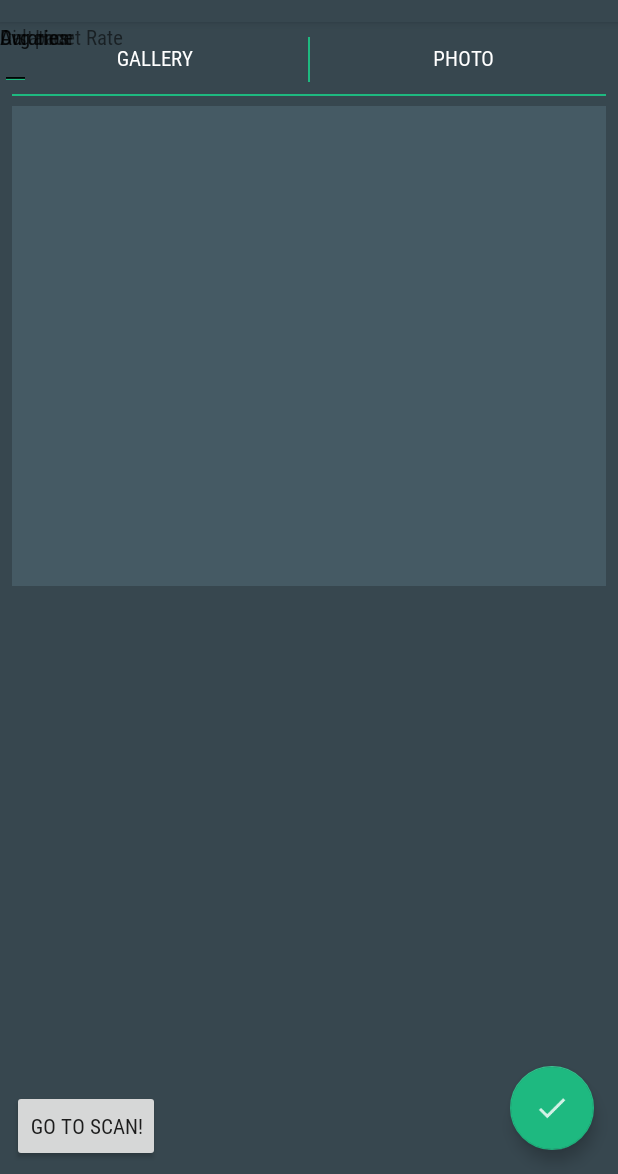
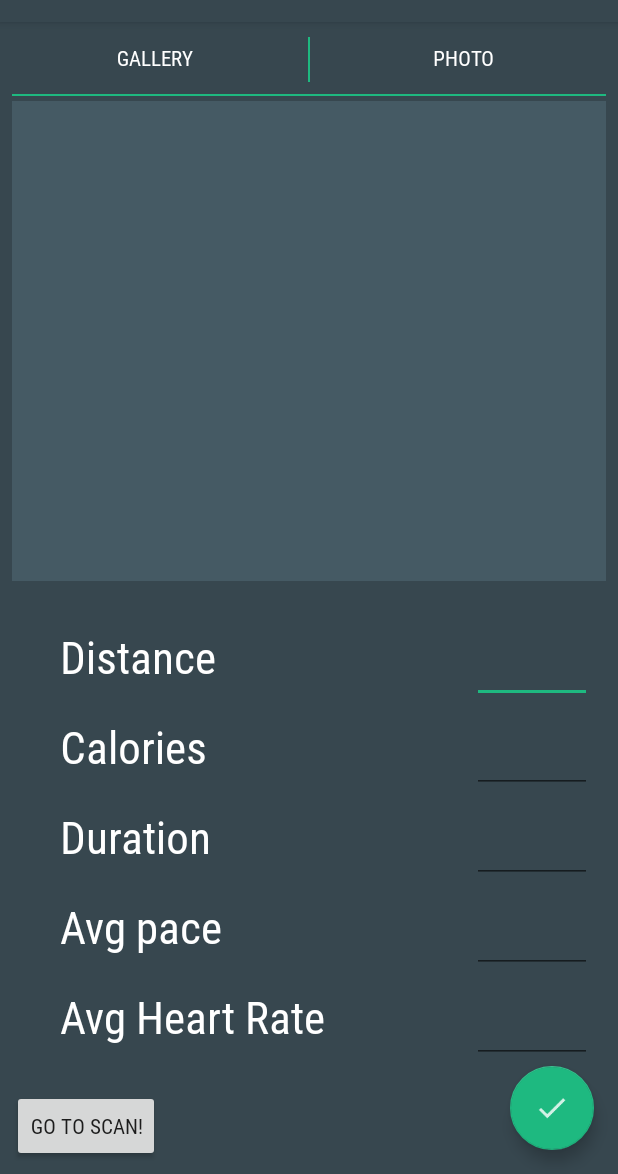
Before and after one commit to mizushou/runscanner, an Android app: the RunsResultFragment screen opened directly, with no data from a screen before it, on a phone screen of 412 x 824 dp, the part 62-1236 px from its top. Run offline under Robolectric (Android 15) with nearby library versions, the phone set to English and light mode, and no system bars; libraries missing offline, so code that uses them is left out: com.google.firebase.ml.

Commit message:
[temp] runresult_frag.xml

```diff
--- a/app/src/main/res/layout/runresult_frag.xml
+++ b/app/src/main/res/layout/runresult_frag.xml
@@ -19,10 +19,12 @@
             android:layout_width="match_parent"
             android:layout_height="320dp"
             android:layout_marginStart="8dp"
-            android:layout_marginTop="16dp"
+            android:layout_marginTop="8dp"
             android:layout_marginEnd="8dp"
+            android:layout_marginBottom="8dp"
             android:background="@color/surface"
             android:scaleType="centerCrop"
+            app:layout_constraintBottom_toTopOf="@+id/guideline_horizon_1"
             app:layout_constraintEnd_toEndOf="parent"
             app:layout_constraintHorizontal_bias="1.0"
             app:layout_constraintStart_toStartOf="parent"
@@ -44,103 +46,120 @@
 
 
         <TextView
-            android:id="@+id/textView4"
-            android:layout_width="wrap_content"
-            android:layout_height="wrap_content"
+            android:id="@+id/distance_label"
+            style="@style/text_label"
+            android:layout_marginStart="32dp"
             android:text="@string/distance_value_label"
+            app:layout_constraintBaseline_toBaselineOf="@+id/distance_value"
+            app:layout_constraintStart_toStartOf="@+id/guideline_vertical_left"
             tools:layout_conversion_absoluteHeight="19dp"
-            tools:layout_conversion_absoluteWidth="48dp"
-            tools:layout_editor_absoluteX="139dp"
-            tools:layout_editor_absoluteY="430dp" />
+            tools:layout_conversion_absoluteWidth="48dp" />
 
         <EditText
             android:id="@+id/distance_value"
-            android:layout_width="wrap_content"
-            android:layout_height="wrap_content"
+            style="@style/edit_text"
+            android:layout_marginEnd="8dp"
+            app:layout_constraintEnd_toStartOf="@+id/guideline_vertical_mid"
+            app:layout_constraintTop_toTopOf="@+id/guideline_horizon_1"
             tools:layout_conversion_absoluteHeight="45dp"
             tools:layout_conversion_absoluteWidth="21dp"
-            tools:layout_editor_absoluteX="187dp"
-            tools:layout_editor_absoluteY="416dp" />
+            tools:layout_editor_absoluteY="393dp" />
 
 
         <TextView
-            android:id="@+id/textView5"
+            android:id="@+id/calorie_label"
+            style="@style/text_label"
             android:layout_width="wrap_content"
-            android:layout_height="wrap_content"
+            android:layout_marginStart="32dp"
             android:text="@string/calories_value_label"
+            app:layout_constraintBaseline_toBaselineOf="@+id/calories_value"
+            app:layout_constraintStart_toStartOf="@+id/guideline_vertical_left"
             tools:layout_conversion_absoluteHeight="19dp"
-            tools:layout_conversion_absoluteWidth="45dp"
-            tools:layout_editor_absoluteX="207dp"
-            tools:layout_editor_absoluteY="430dp" />
+            tools:layout_conversion_absoluteWidth="45dp" />
 
         <EditText
             android:id="@+id/calories_value"
-            android:layout_width="wrap_content"
+            style="@style/edit_text"
             android:layout_height="wrap_content"
+            android:layout_marginTop="8dp"
+            android:layout_marginEnd="8dp"
+            app:layout_constraintEnd_toStartOf="@+id/guideline_vertical_mid"
+            app:layout_constraintTop_toTopOf="@+id/guideline_horizon_2"
             tools:layout_conversion_absoluteHeight="45dp"
-            tools:layout_conversion_absoluteWidth="21dp"
-            tools:layout_editor_absoluteX="252dp"
-            tools:layout_editor_absoluteY="416dp" />
+            tools:layout_conversion_absoluteWidth="21dp" />
 
 
         <TextView
-            android:id="@+id/textView6"
+            android:id="@+id/duration_label"
+            style="@style/text_label"
             android:layout_width="wrap_content"
             android:layout_height="wrap_content"
+            android:layout_marginStart="32dp"
             android:text="@string/duration_value_label"
+            app:layout_constraintBaseline_toBaselineOf="@+id/duration_value"
+            app:layout_constraintStart_toStartOf="@+id/guideline_vertical_left"
             tools:layout_conversion_absoluteHeight="19dp"
-            tools:layout_conversion_absoluteWidth="47dp"
-            tools:layout_editor_absoluteX="136dp"
-            tools:layout_editor_absoluteY="475dp" />
+            tools:layout_conversion_absoluteWidth="47dp" />
 
         <EditText
             android:id="@+id/duration_value"
-            android:layout_width="wrap_content"
-            android:layout_height="wrap_content"
+            style="@style/edit_text"
+            android:layout_marginTop="8dp"
+            android:layout_marginEnd="8dp"
+            app:layout_constraintEnd_toStartOf="@+id/guideline_vertical_mid"
+            app:layout_constraintTop_toTopOf="@+id/guideline_horizon_3"
             tools:layout_conversion_absoluteHeight="45dp"
-            tools:layout_conversion_absoluteWidth="21dp"
-            tools:layout_editor_absoluteX="183dp"
-            tools:layout_editor_absoluteY="461dp" />
+            tools:layout_conversion_absoluteWidth="21dp" />
 
 
         <TextView
-            android:id="@+id/textView7"
+            android:id="@+id/avg_pace_label"
+            style="@style/text_label"
             android:layout_width="wrap_content"
             android:layout_height="wrap_content"
+            android:layout_marginStart="32dp"
             android:text="@string/avg_pace_value_label"
+            app:layout_constraintBaseline_toBaselineOf="@+id/avg_pace_value"
+            app:layout_constraintStart_toStartOf="@+id/guideline_vertical_left"
             tools:layout_conversion_absoluteHeight="19dp"
-            tools:layout_conversion_absoluteWidth="51dp"
-            tools:layout_editor_absoluteX="204dp"
-            tools:layout_editor_absoluteY="475dp" />
+            tools:layout_conversion_absoluteWidth="51dp" />
 
         <EditText
             android:id="@+id/avg_pace_value"
-            android:layout_width="wrap_content"
+            style="@style/edit_text"
             android:layout_height="wrap_content"
+            android:layout_marginTop="8dp"
+            android:layout_marginEnd="8dp"
+            app:layout_constraintEnd_toEndOf="parent"
+            app:layout_constraintEnd_toStartOf="@+id/guideline_vertical_mid"
+            app:layout_constraintTop_toTopOf="@+id/guideline_horizon_4"
             tools:layout_conversion_absoluteHeight="45dp"
-            tools:layout_conversion_absoluteWidth="21dp"
-            tools:layout_editor_absoluteX="254dp"
-            tools:layout_editor_absoluteY="461dp" />
+            tools:layout_conversion_absoluteWidth="21dp" />
 
 
         <TextView
-            android:id="@+id/textView8"
+            android:id="@+id/avg_heart_label"
+            style="@style/text_label"
             android:layout_width="wrap_content"
             android:layout_height="wrap_content"
+            android:layout_marginStart="32dp"
             android:text="@string/avg_heart_rate_value_label"
+            app:layout_constraintBaseline_toBaselineOf="@+id/avg_heart_rate_value"
+            app:layout_constraintStart_toStartOf="@+id/guideline_vertical_left"
             tools:layout_conversion_absoluteHeight="19dp"
-            tools:layout_conversion_absoluteWidth="82dp"
-            tools:layout_editor_absoluteX="155dp"
-            tools:layout_editor_absoluteY="520dp" />
+            tools:layout_conversion_absoluteWidth="82dp" />
 
         <EditText
             android:id="@+id/avg_heart_rate_value"
-            android:layout_width="wrap_content"
+            style="@style/edit_text"
             android:layout_height="wrap_content"
+            android:layout_marginTop="8dp"
+            android:layout_marginEnd="8dp"
+            app:layout_constraintEnd_toEndOf="parent"
+            app:layout_constraintEnd_toStartOf="@+id/guideline_vertical_mid"
+            app:layout_constraintTop_toTopOf="@+id/guideline_horizon_5"
             tools:layout_conversion_absoluteHeight="45dp"
-            tools:layout_conversion_absoluteWidth="21dp"
-            tools:layout_editor_absoluteX="236dp"
-            tools:layout_editor_absoluteY="506dp" />
+            tools:layout_conversion_absoluteWidth="21dp" />
 
         <Button
             android:id="@+id/gallery_button"
@@ -194,12 +213,79 @@
             app:layout_constraintStart_toStartOf="@+id/gallery_button"
             app:layout_constraintTop_toTopOf="parent" />
 
+        <android.support.constraint.Guideline
+            android:id="@+id/guideline_vertical_left"
+            android:layout_width="wrap_content"
+            android:layout_height="wrap_content"
+            android:layout_marginStart="8dp"
+            android:orientation="vertical"
+            app:layout_constraintGuide_begin="8dp"
+            app:layout_constraintStart_toStartOf="parent" />
+
+        <android.support.constraint.Guideline
+            android:id="@+id/guideline_vertical_mid"
+            android:layout_width="wrap_content"
+            android:layout_height="wrap_content"
+            android:layout_marginEnd="8dp"
+            android:orientation="vertical"
+            app:layout_constraintEnd_toEndOf="parent"
+            app:layout_constraintGuide_begin="403dp" />
+
+        <android.support.constraint.Guideline
+            android:id="@+id/guideline_vertical_right"
+            android:layout_width="wrap_content"
+            android:layout_height="wrap_content"
+            android:orientation="vertical"
+            app:layout_constraintGuide_begin="204dp" />
+
+        <android.support.constraint.Guideline
+            android:id="@+id/guideline_horizon_1"
+            android:layout_width="wrap_content"
+            android:layout_height="wrap_content"
+            android:orientation="horizontal"
+            app:layout_constraintGuide_begin="385dp" />
+
+        <android.support.constraint.Guideline
+            android:id="@+id/guideline_horizon_2"
+            android:layout_width="wrap_content"
+            android:layout_height="wrap_content"
+            android:orientation="horizontal"
+            app:layout_constraintGuide_begin="445dp" />
+
+        <android.support.constraint.Guideline
+            android:id="@+id/guideline_horizon_3"
+            android:layout_width="wrap_content"
+            android:layout_height="wrap_content"
+            android:orientation="horizontal"
+            app:layout_constraintGuide_begin="505dp" />
+
+        <android.support.constraint.Guideline
+            android:id="@+id/guideline_horizon_4"
+            android:layout_width="wrap_content"
+            android:layout_height="wrap_content"
+            android:orientation="horizontal"
+            app:layout_constraintGuide_begin="565dp" />
+
+        <android.support.constraint.Guideline
+            android:id="@+id/guideline_horizon_5"
+            android:layout_width="wrap_content"
+            android:layout_height="wrap_content"
+            android:orientation="horizontal"
+            app:layout_constraintGuide_begin="625dp" />
+
+        <android.support.constraint.Guideline
+            android:id="@+id/guideline_horizon_6"
+            android:layout_width="wrap_content"
+            android:layout_height="wrap_content"
+            android:orientation="horizontal"
+            app:layout_constraintGuide_begin="661dp" />
+
 
     </android.support.constraint.ConstraintLayout>
 
     <android.support.design.widget.FloatingActionButton
         android:id="@+id/done_fab"
-        android:layout_width="wrap_content"
+        android:layout_width="63dp"
         android:layout_height="wrap_content"
         android:layout_gravity="right|bottom"
         android:layout_marginRight="16dp"
--- a/app/src/main/res/values/styles.xml
+++ b/app/src/main/res/values/styles.xml
@@ -11,4 +11,19 @@
     </style>
 
     <style name="AppTheme" parent="AppTheme.Base"></style>
+
+    <style name="text_label">
+        <item name="android:layout_width">wrap_content</item>
+        <item name="android:layout_height">wrap_content</item>
+        <item name="android:textColor">@color/onBackground</item>
+        <item name="android:textSize">30sp</item>
+    </style>
+
+    <style name="edit_text">
+        <item name="android:layout_width">80dp</item>
+        <item name="android:layout_height">wrap_content</item>
+        <item name="android:layout_marginTop">8dp</item>
+        <item name="android:textColor">@color/onBackground</item>
+        <item name="android:textSize">30dp</item>
+    </style>
 </resources>
```
